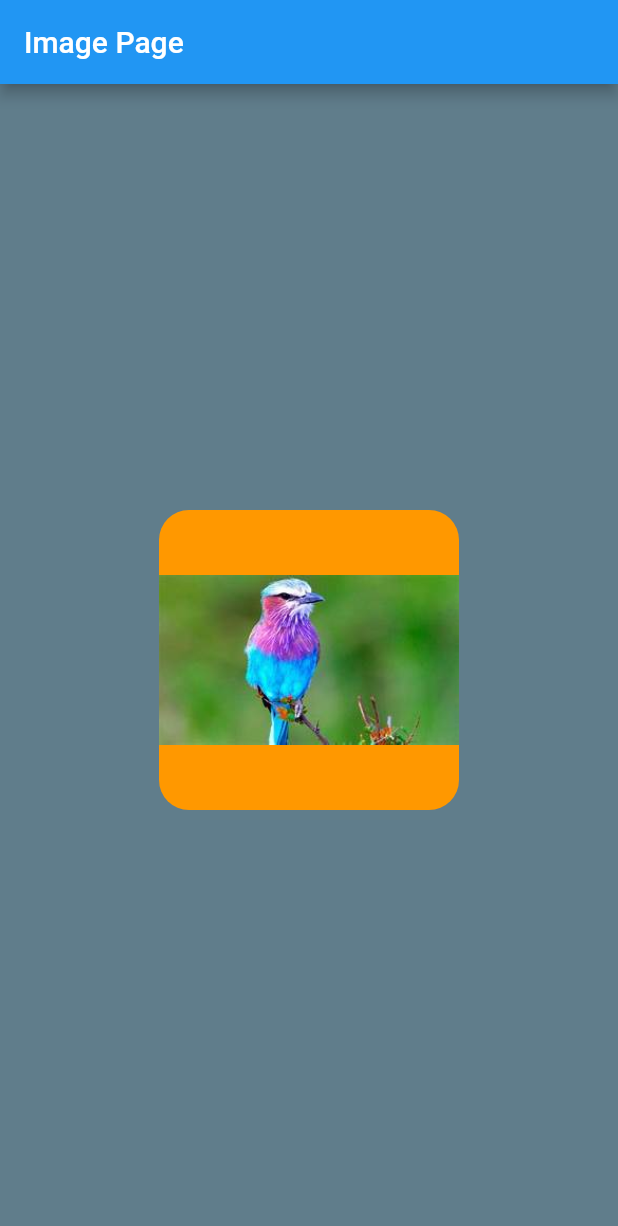
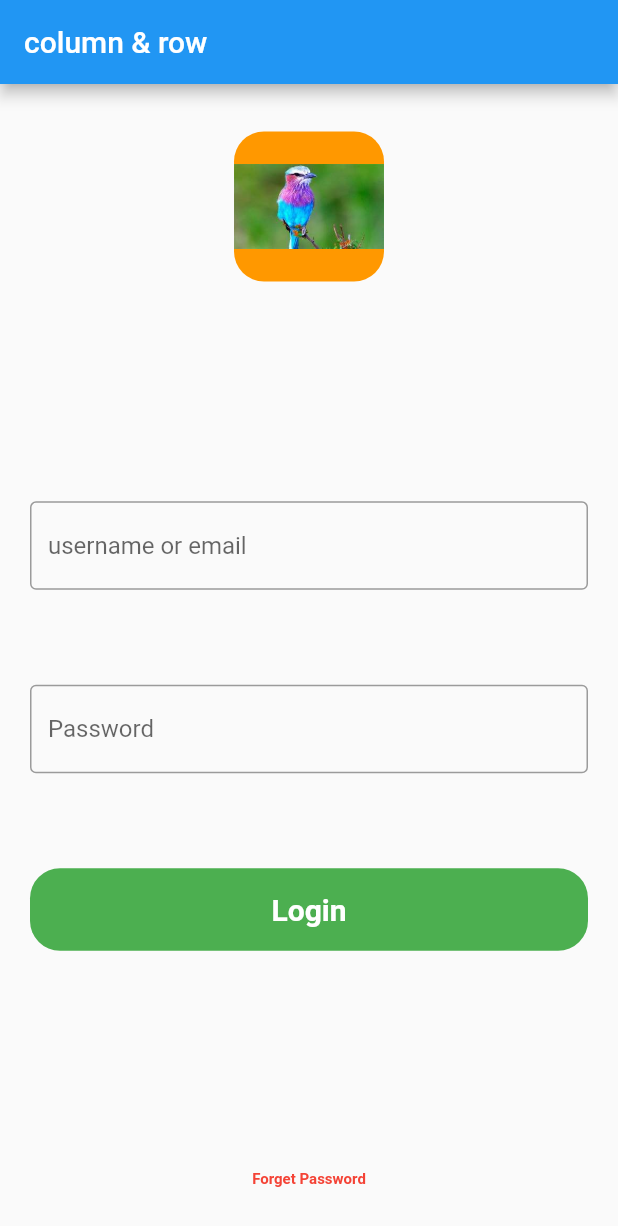
Before and after one commit to dkdangi/Firstapp, a Flutter app: the screen it shows after launch, on a phone screen of 412 x 824 dp. Shown: the top 1226 px of the screen. Run offline on Flutter 3.47's test engine with Material 2 defaults, Android fonts, the phone set to English and light mode, and no system bars.

Commit message:
'update'

```diff
--- a/lib/main.dart
+++ b/lib/main.dart
@@ -1,5 +1,6 @@
 //import 'package:first_app/pages/home_page.dart';
-import 'package:first_app/pages/image_page.dart';
+import 'package:first_app/pages/column_page.dart';
+//import 'package:first_app/pages/image_page.dart';
 import 'package:flutter/material.dart';
 
 void main() {
@@ -12,7 +13,7 @@ class MyApp extends StatelessWidget {
     return MaterialApp(
       debugShowCheckedModeBanner: false,
       title: "Flutter First App",
-      home:  ImagePage()
+      home:  ColumnPage()
     );
   }
 }
--- /dev/null
+++ b/lib/pages/column_page.dart
@@ -0,0 +1,75 @@
+import 'package:flutter/cupertino.dart';
+import 'package:flutter/material.dart';
+
+class ColumnPage extends StatelessWidget {
+  @override
+  Widget build(BuildContext context) {
+    return Scaffold(
+      appBar: AppBar(
+        title: Text("column & row"),
+      ),
+      body: Center(
+        child: Container(
+          margin: EdgeInsets.symmetric(horizontal: 20),
+          child: Column(
+            mainAxisAlignment: MainAxisAlignment.spaceAround,
+            crossAxisAlignment: CrossAxisAlignment.center,
+            children: [
+              Container(
+                width: 100,
+                height: 100,
+                decoration: BoxDecoration(
+                  color: Colors.orange,
+                  borderRadius: BorderRadius.all(Radius.circular(20)),
+                ),
+                child: Image.asset("assets/bird.jpg"),
+              ),
+              SizedBox(
+                height: 20,
+              ),
+              TextField(
+                decoration: InputDecoration(
+                  hintText: "username or email",
+                  // helperText: "Helper Text",
+                  //counterText: "0 characters",
+                  border: OutlineInputBorder(),
+                ),
+              ),
+              TextField(
+                obscureText: true,
+                decoration: InputDecoration(
+                  hintText: "Password",
+                  // helperText: "Helper Text",
+                  //counterText: "0 characters",
+                  border: OutlineInputBorder(),
+                ),
+              ),
+
+              Container(
+                width: double.infinity,
+                height: 55,
+                alignment: Alignment.center,
+                decoration: BoxDecoration(
+                  color: Colors.green,
+                  borderRadius: BorderRadius.all(Radius.circular(20)),
+                ),
+                child: Text("Login",textAlign: TextAlign.center,style: TextStyle(fontSize: 20,fontWeight: FontWeight.bold,color: Colors.white),)
+              ),
+              SizedBox(
+                height: 20,
+              ),
+              Text(
+                "Forget Password",
+                style: TextStyle(
+                  fontSize: 10,
+                  fontWeight: FontWeight.bold,
+                  color: Colors.red,
+                ),
+              ),
+            ],
+          ),
+        ),
+      ),
+    );
+  }
+}
--- a/lib/pages/home_page.dart
+++ b/lib/pages/home_page.dart
@@ -9,6 +9,7 @@ class HomePage extends StatelessWidget {
         title: Text("HomePage"),
       ),
       body: Center(
+
         child: Container(
           height: 90,
           width: 200,
```
